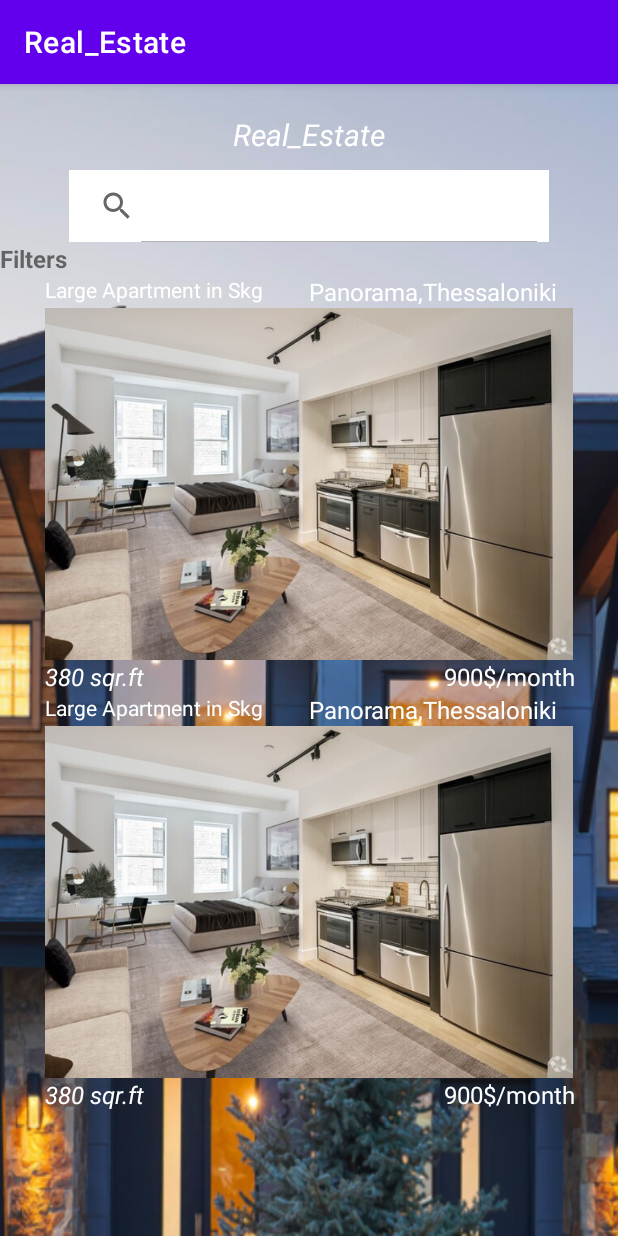
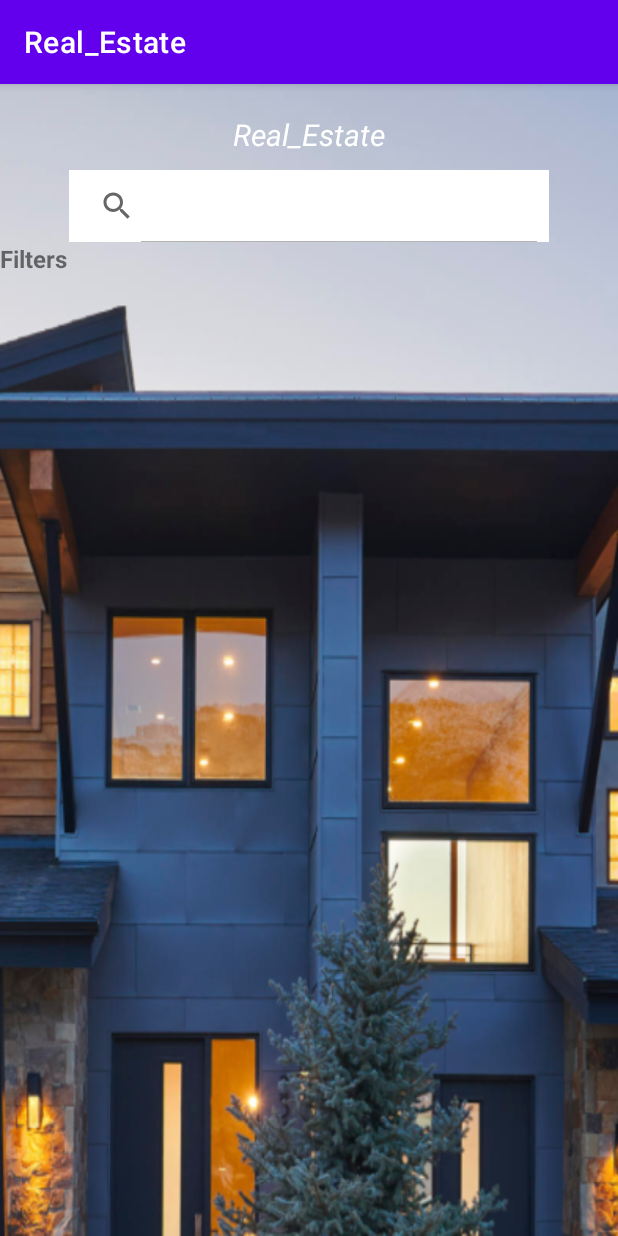
Before and after one commit to ChristosTzikos/RealEstate_FrontEnd, an Android app: the SecondFragment screen opened through its navigation route, on a phone screen of 412 x 824 dp. Run offline under Robolectric (Android 15) with nearby library versions, the phone set to English and light mode, and no system bars; our stand-ins replace navigation-ui.

Commit message:
RealEstate_FrontEnd

```diff
--- a/app/build.gradle
+++ b/app/build.gradle
@@ -52,6 +52,9 @@ android {
         implementation 'androidx.appcompat:appcompat:1.5.1'
         implementation 'com.google.android.material:material:1.6.1'
         implementation 'androidx.constraintlayout:constraintlayout:2.1.3'
+        //noinspection GradleCompatible
+        implementation 'com.android.support:cardview-v7:28.0.0'
+        implementation 'androidx.recyclerview:recyclerview:1.2.1'
 
         testImplementation 'junit:junit:4.13.2'
         androidTestImplementation 'androidx.test.ext:junit:1.1.3'
--- a/app/src/main/java/com/example/real_estate/FirstFragment.kt
+++ b/app/src/main/java/com/example/real_estate/FirstFragment.kt
@@ -5,6 +5,7 @@ import androidx.fragment.app.Fragment
 import android.view.LayoutInflater
 import android.view.View
 import android.view.ViewGroup
+import android.widget.Button
 import androidx.navigation.fragment.findNavController
 
 
@@ -12,9 +13,20 @@ class FirstFragment : Fragment() {
     override fun onCreateView(
         inflater: LayoutInflater, container: ViewGroup?,
         savedInstanceState: Bundle?
+
     ): View? {
         // Inflate the layout for this fragment
-        return inflater.inflate(R.layout.fragment_first, container, false)
+        val view = inflater.inflate(R.layout.fragment_first,container,false)
+        val button = view.findViewById<Button>(R.id.btn_find)
+
+        button.setOnClickListener{
+            findNavController().navigate(R.id.action_firstFragment_to_secondFragment)
+        }
+
+
+
+        return view
     }
 
+
 }
--- a/app/src/main/java/com/example/real_estate/MainActivity.kt
+++ b/app/src/main/java/com/example/real_estate/MainActivity.kt
@@ -2,26 +2,22 @@ package com.example.real_estate
 
 import androidx.appcompat.app.AppCompatActivity
 import android.os.Bundle
-import android.view.AbsSavedState
-import android.view.LayoutInflater
-import android.view.View
-import android.view.ViewGroup
-import android.widget.Button
-import androidx.databinding.DataBindingUtil
+import androidx.fragment.app.Fragment
+import androidx.navigation.NavController
 import androidx.navigation.findNavController
+import androidx.navigation.fragment.NavHostFragment
 import androidx.navigation.ui.setupActionBarWithNavController
 
 
 class MainActivity : AppCompatActivity() {
+
+    private  lateinit var navController: NavController
     override fun onCreate(savedInstanceState: Bundle?) {
         super.onCreate(savedInstanceState)
         setContentView(R.layout.activity_main)
 
-        setupActionBarWithNavController(findNavController(R.id.main_fragment))
-    }
-
-    override fun onSupportNavigateUp(): Boolean {
-        val navController = findNavController(R.id.main_fragment)
-        return navController.navigateUp() || super.onSupportNavigateUp()
+        val navHostFragment = supportFragmentManager
+            .findFragmentById(R.id.main_fragment) as NavHostFragment
+        navController = navHostFragment.navController
     }
 }
--- a/app/src/main/java/com/example/real_estate/SecondFragment.kt
+++ b/app/src/main/java/com/example/real_estate/SecondFragment.kt
@@ -5,9 +5,13 @@ import androidx.fragment.app.Fragment
 import android.view.LayoutInflater
 import android.view.View
 import android.view.ViewGroup
+import androidx.navigation.fragment.navArgs
 
 
 class SecondFragment : Fragment() {
+
+
+
     override fun onCreateView(
         inflater: LayoutInflater, container: ViewGroup?,
         savedInstanceState: Bundle?
@@ -15,4 +19,6 @@ class SecondFragment : Fragment() {
         // Inflate the layout for this fragment
         return inflater.inflate(R.layout.fragment_second, container, false)
     }
+
+
 }
--- a/app/src/main/res/layout/activity_main.xml
+++ b/app/src/main/res/layout/activity_main.xml
@@ -15,6 +15,7 @@
             android:layout_height="match_parent"
             app:defaultNavHost="true"
             app:navGraph="@navigation/test_nav"
+            android:layout_centerInParent="true"
              />
 
     </RelativeLayout>
--- /dev/null
+++ b/app/src/main/res/layout/card_layout.xml
@@ -0,0 +1,77 @@
+<?xml version="1.0" encoding="utf-8"?>
+<androidx.cardview.widget.CardView xmlns:android="http://schemas.android.com/apk/res/android"
+    android:layout_width="match_parent"
+    android:layout_height="match_parent"
+    xmlns:app="http://schemas.android.com/apk/res-auto"
+    android:id="@+id/card_view"
+    android:layout_margin="5dp"
+    app:cardBackgroundColor="@color/black"
+    app:cardCornerRadius="12dp"
+    app:cardElevation="3dp"
+    app:contentPadding="4dp"
+    >
+
+    <LinearLayout
+        android:layout_width="match_parent"
+        android:layout_height="wrap_content"
+        android:padding="16sp"
+        android:orientation="vertical"
+        >
+    <LinearLayout
+        android:layout_width="match_parent"
+        android:layout_height="wrap_content"
+        android:orientation="horizontal">
+
+        <TextView
+            android:layout_width="wrap_content"
+            android:layout_height="wrap_content"
+            android:textColor="@color/white"
+            android:text="Large Apartment in Skg"
+            android:layout_marginLeft="30dp"/>
+
+        <TextView
+            android:id="@+id/location_info"
+            android:layout_width="wrap_content"
+            android:layout_height="wrap_content"
+            android:text="Panorama,Thessaloniki"
+            android:textColor="#FFFFFF"
+            android:textSize="16sp"
+            android:layout_gravity="center"
+            android:layout_marginLeft="30dp"
+            />
+
+    </LinearLayout>
+    <ImageView
+        android:src="@drawable/apartment"
+        android:layout_width="wrap_content"
+        android:layout_height="wrap_content"
+        android:adjustViewBounds="true"
+        android:layout_marginRight="30dp"
+        android:layout_marginLeft="30dp"/>
+
+    <LinearLayout
+        android:layout_width="match_parent"
+        android:layout_height="wrap_content"
+        android:orientation="horizontal">
+        <TextView
+            android:id="@+id/sqr_ft"
+            android:layout_width="wrap_content"
+            android:layout_height="wrap_content"
+            android:text="380 sqr.ft"
+            android:textColor="#FFFFFF"
+            android:textSize="16sp"
+            android:textStyle="italic"
+            android:layout_marginLeft="30dp"
+            />
+        <TextView
+            android:layout_width="wrap_content"
+            android:layout_height="wrap_content"
+            android:text="900$/month"
+            android:textColor="@color/white"
+            android:textSize="16sp"
+            android:layout_marginLeft="200dp"
+            />
+    </LinearLayout>
+    </LinearLayout>
+
+</androidx.cardview.widget.CardView>
--- a/app/src/main/res/layout/fragment_first.xml
+++ b/app/src/main/res/layout/fragment_first.xml
@@ -83,7 +83,7 @@
 
 
         <Button
-            android:id="@+id/btn_accept"
+            android:id="@+id/btn_find"
             android:layout_width="133dp"
             android:layout_height="45dp"
             android:outlineSpotShadowColor="@color/white"
--- a/app/src/main/res/layout/fragment_second.xml
+++ b/app/src/main/res/layout/fragment_second.xml
@@ -1,5 +1,5 @@
 <?xml version="1.0" encoding="utf-8"?>
- <ScrollView
+ <LinearLayout
     xmlns:android="http://schemas.android.com/apk/res/android"
     xmlns:tools="http://schemas.android.com/tools"
     android:layout_width="match_parent"
@@ -11,11 +11,7 @@
 
 
 
-    <LinearLayout
-    android:layout_width="match_parent"
-    android:layout_height="match_parent"
-    android:orientation="vertical"
-    xmlns:android="http://schemas.android.com/apk/res/android">
+
     <TextView
         android:id="@+id/textView2"
         android:layout_width="wrap_content"
@@ -50,146 +46,27 @@
         android:text="Filters"
         android:textSize="16sp"
         android:textStyle="bold"
+
         />
 
 
         />
-    </LinearLayout>
 
 
 
-    <LinearLayout
+    </LinearLayout>
+    <androidx.recyclerview.widget.RecyclerView
         android:layout_width="match_parent"
-        android:layout_height="wrap_content"
-        android:orientation="vertical"
-        >
-    <LinearLayout
-        android:layout_width="match_parent"
-        android:layout_height="wrap_content"
-        android:orientation="horizontal">
-
-        <TextView
-            android:layout_width="wrap_content"
-            android:layout_height="wrap_content"
-            android:textColor="@color/white"
-            android:text="Large Apartment in Skg"
-            android:layout_marginLeft="30dp"/>
-
-        <TextView
-            android:id="@+id/location_info"
-            android:layout_width="wrap_content"
-            android:layout_height="wrap_content"
-            android:text="Panorama,Thessaloniki"
-            android:textColor="#FFFFFF"
-            android:textSize="16sp"
-            android:layout_gravity="center"
-            android:layout_marginLeft="30dp"
-            />
-
-    </LinearLayout>
-        <ImageView
-            android:src="@drawable/apartment"
-            android:layout_width="wrap_content"
-            android:layout_height="wrap_content"
-            android:adjustViewBounds="true"
-            android:layout_marginRight="30dp"
-            android:layout_marginLeft="30dp"/>
-
-        <LinearLayout
-            android:layout_width="match_parent"
-            android:layout_height="wrap_content"
-            android:orientation="horizontal">
-        <TextView
-            android:id="@+id/sqr_ft"
-            android:layout_width="wrap_content"
-            android:layout_height="wrap_content"
-            android:text="380 sqr.ft"
-            android:textColor="#FFFFFF"
-            android:textSize="16sp"
-            android:textStyle="italic"
-            android:layout_marginLeft="30dp"
-            />
-        <TextView
-            android:layout_width="wrap_content"
-            android:layout_height="wrap_content"
-            android:text="900$/month"
-            android:textColor="@color/white"
-            android:textSize="16sp"
-            android:layout_marginLeft="200dp"
-            />
-        </LinearLayout>
-    </LinearLayout>
-    <LinearLayout
-        android:layout_width="match_parent"
-        android:layout_height="wrap_content"
-        android:orientation="vertical"
-        >
-        <LinearLayout
-            android:layout_width="match_parent"
-            android:layout_height="wrap_content"
-            android:orientation="horizontal">
-
-            <TextView
-                android:layout_width="wrap_content"
-                android:layout_height="wrap_content"
-                android:textColor="@color/white"
-                android:text="Large Apartment in Skg"
-                android:layout_marginLeft="30dp"/>
-
-            <TextView
-                android:id="@+id/location_info"
-                android:layout_width="wrap_content"
-                android:layout_height="wrap_content"
-                android:text="Panorama,Thessaloniki"
-                android:textColor="#FFFFFF"
-                android:textSize="16sp"
-                android:layout_gravity="center"
-                android:layout_marginLeft="30dp"
-                />
-
-        </LinearLayout>
-        <ImageView
-            android:src="@drawable/apartment"
-            android:layout_width="wrap_content"
-            android:layout_height="wrap_content"
-            android:adjustViewBounds="true"
-            android:layout_marginRight="30dp"
-            android:layout_marginLeft="30dp"/>
-
-        <LinearLayout
-            android:layout_width="match_parent"
-            android:layout_height="wrap_content"
-            android:orientation="horizontal">
-            <TextView
-                android:id="@+id/sqr_ft"
-                android:layout_width="wrap_content"
-                android:layout_height="wrap_content"
-                android:text="380 sqr.ft"
-                android:textColor="#FFFFFF"
-                android:textSize="16sp"
-                android:textStyle="italic"
-                android:layout_marginLeft="30dp"
-                />
-            <TextView
-                android:layout_width="wrap_content"
-                android:layout_height="wrap_content"
-                android:text="900$/month"
-                android:textColor="@color/white"
-                android:textSize="16sp"
-                android:layout_marginLeft="200dp"
-                />
-        </LinearLayout>
-    </LinearLayout>
+        android:layout_height="match_parent"
+        android:layout_marginTop="10dp">
 
 
 
 
 
-
-
+    </androidx.recyclerview.widget.RecyclerView>
 
 
 
 
 </LinearLayout>
-</ScrollView>
--- a/app/src/main/res/navigation/test_nav.xml
+++ b/app/src/main/res/navigation/test_nav.xml
@@ -4,6 +4,20 @@
     xmlns:tools="http://schemas.android.com/tools"
     android:id="@+id/tes_nav"
     app:startDestination="@id/firstFragment">
+
+    <fragment
+        android:id="@+id/firstFragment"
+        android:name="com.example.real_estate.FirstFragment"
+        android:label="fragment_first"
+        tools:layout="@layout/fragment_first" >
+        <action
+
+            android:id="@+id/action_firstFragment_to_secondFragment"
+            app:destination="@id/secondFragment"
+
+            />
+    </fragment>
+
     <fragment
         android:id="@+id/secondFragment"
         android:name="com.example.real_estate.SecondFragment"
@@ -13,15 +27,5 @@
             android:id="@+id/action_secondFragment_to_firstFragment"
             app:destination="@id/firstFragment" />
     </fragment>
-    <fragment
-        android:id="@+id/firstFragment"
-        android:name="com.example.real_estate.FirstFragment"
-        android:label="fragment_first"
-        tools:layout="@layout/fragment_first" >
-        <action
-            android:id="@+id/action_firstFragment_to_secondFragment"
-            app:destination="@id/secondFragment"
 
-            />
-    </fragment>
 </navigation>
```
